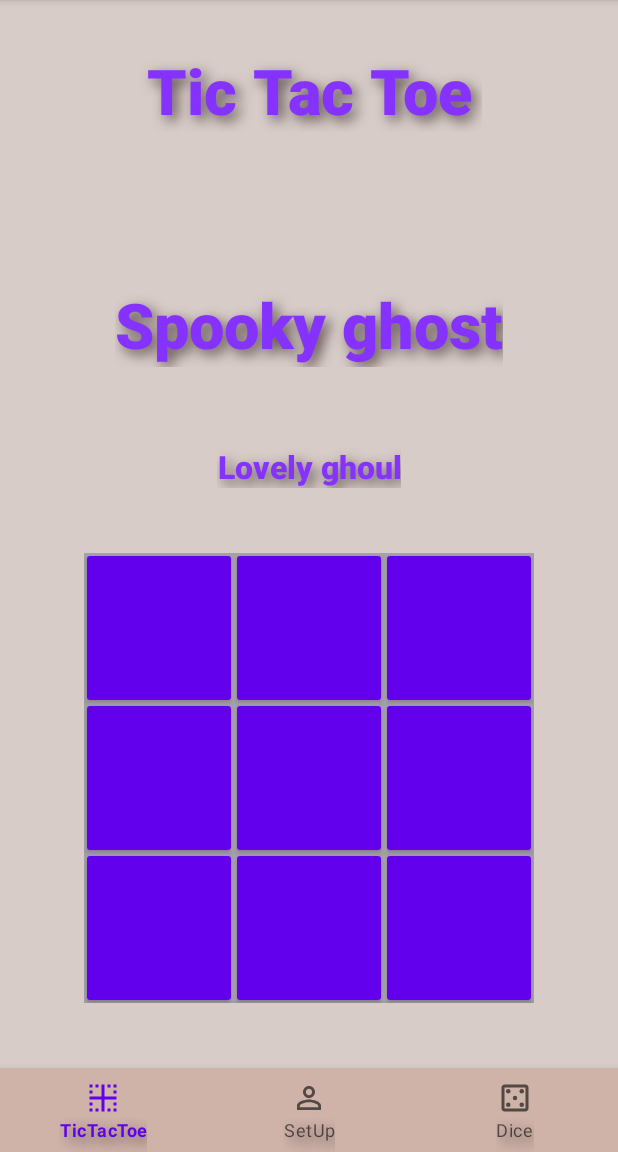
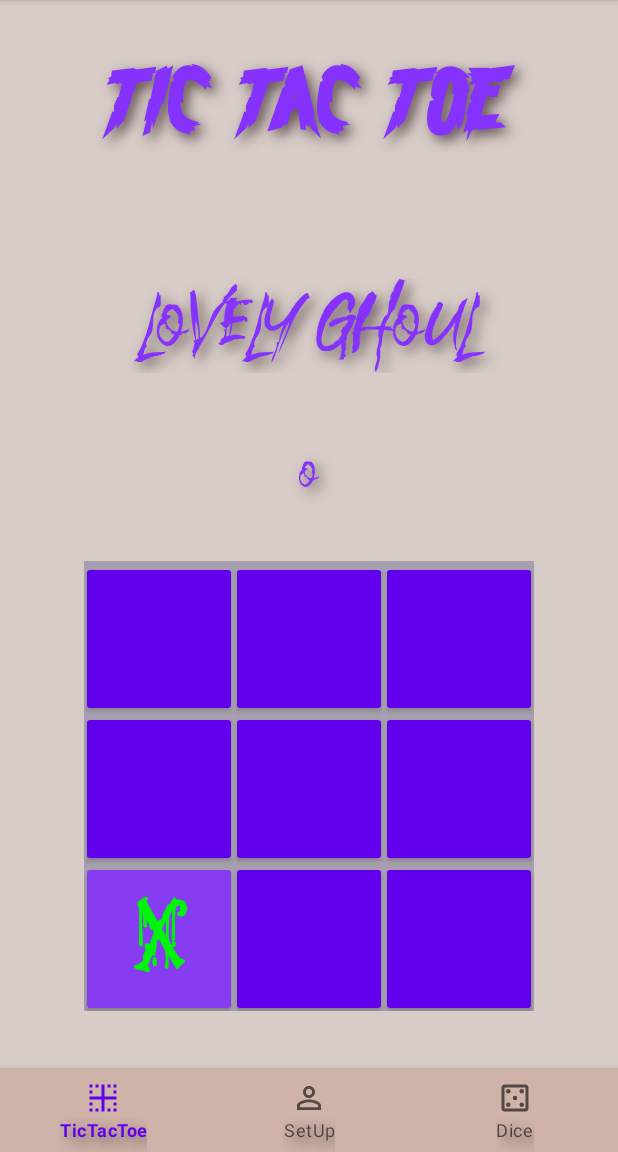
Before and after one commit to VAVolodin/AndroAppStudy, an Android app: the fragment GameBoard placed in its activity, after a tap on "first cell of third row", on a phone screen of 412 x 824 dp, the part 84-1236 px from its top. Run offline under Robolectric (Android 15) with nearby library versions, the phone set to English and light mode, and no system bars.

Commit message:
debug GameBoard fragment && some design

```diff
--- a/app/src/main/java/com/example/study/GameBoard.kt
+++ b/app/src/main/java/com/example/study/GameBoard.kt
@@ -7,17 +7,18 @@ import android.view.View
 import android.view.ViewGroup
 import android.widget.Button
 import android.widget.TextView
+import android.widget.Toast
 import androidx.appcompat.app.AlertDialog
 import androidx.fragment.app.Fragment
 
 private const val KEY_PASS = "KEY_PASS"
 
-class GameBoard : Fragment(), Datatransfer {
+class GameBoard : Fragment() {
 
     enum class Turn { O, X }
 
-    private var firstPlayer = Turn.X
-    private var secondPlayer= Turn.O
+    private var firstPlayer = Turn.O
+    private var secondPlayer= Turn.X
 
     private var scoreX = 0
     private var scoreO = 0
@@ -35,11 +36,14 @@ class GameBoard : Fragment(), Datatransfer {
         // Inflate the layout for this fragment
         val view =  inflater.inflate(R.layout.fragment_game_board, container, false)
         val set = arguments?.getStringArray(KEY_PASS)
-        firstPlayerName = (set?.get(0) ?: "Spooky ghost").toString()
-        secondPlayerName = (set?.get(1) ?: "Lovely ghoul").toString()
+        if (set?.get(0).toString() != "" && set?.get(0).toString() != "null" ){ firstPlayerName = set?.get(0).toString() }
+            else {  firstPlayerName = "Spooky ghost" }
+        if (set?.get(1).toString() != "" && set?.get(1).toString() != "null") { secondPlayerName = set?.get(1).toString() }
+            else { secondPlayerName = "Lovely ghoul" }
+
+
         view.findViewById<TextView>(R.id.turnView).text = firstPlayerName
-         view.findViewById<TextView>(R.id.turnSymbolView).text = secondPlayerName
-
+        view.findViewById<TextView>(R.id.turnSymbolView).text = Turn.X.toString()
 
 
         boardList.add(view.findViewById<Button>(R.id.a1))
@@ -52,8 +56,12 @@ class GameBoard : Fragment(), Datatransfer {
         boardList.add(view.findViewById<Button>(R.id.c2))
         boardList.add(view.findViewById<Button>(R.id.c3))
 
-        for (item in boardList) { item.setOnClickListener{btnClick(view)}}
 
+        for (item in boardList) {
+            item.setOnClickListener {
+                btnClick(item)
+            }
+        }
         return view
     }
 
@@ -110,6 +118,7 @@ class GameBoard : Fragment(), Datatransfer {
     private fun match(button: Button, symbol : String): Boolean = button.text == symbol
 
     private fun result(title: String) {
+
         val message = "\n$firstPlayerName:  $scoreX\n\n$secondPlayerName:  $scoreO"
         context?.let {
             AlertDialog.Builder(it)
@@ -177,15 +186,15 @@ class GameBoard : Fragment(), Datatransfer {
         var turnText = ""
         var turnSymbol = ""
         if(secondPlayer== Turn.X){
-            turnText = firstPlayerName.toString()
+            turnText = firstPlayerName
             turnSymbol = "X"}
         else if(secondPlayer== Turn.O) {
-            turnText = secondPlayerName.toString()
+            turnText = secondPlayerName
             turnSymbol = "O"
         }
 
-        view?.findViewById<Button>(R.id.turnView)?.text = turnText
-        view?.findViewById<Button>(R.id.turnSymbolView)?.text = turnSymbol
+        view?.findViewById<TextView>(R.id.turnView)?.text = turnText
+        view?.findViewById<TextView>(R.id.turnSymbolView)?.text = turnSymbol
     }
 
     companion object
@@ -193,9 +202,4 @@ class GameBoard : Fragment(), Datatransfer {
         const val O = "O"
         const val X = "X"
     }
-
-    override fun passData(view: View) {
-        TODO("Not yet implemented")
-    }
-
 }
--- a/app/src/main/java/com/example/study/pressDiceBtnActivity.kt
+++ b/app/src/main/java/com/example/study/pressDiceBtnActivity.kt
@@ -55,9 +55,6 @@ class pressDiceBtnActivity : AppCompatActivity(),Communicator {
             .commit()
     }
 
-    fun btnClick(view: android.view.View) {
-
-    }
 
     // passing data to GameBoard fragment
     override fun passString(key: String, strArray:Array<String>) {
--- a/app/src/main/res/layout/activity_main.xml
+++ b/app/src/main/res/layout/activity_main.xml
@@ -79,14 +79,17 @@
         android:id="@+id/count"
         android:layout_width="wrap_content"
         android:layout_height="wrap_content"
-        android:layout_marginBottom="48dp"
+        android:layout_marginBottom="52dp"
         android:fontFamily="casual"
+        android:rotationX="37"
+        android:rotationY="-4"
         android:text="@string/count_String"
         android:textColor="@color/purple_200"
         android:textSize="30sp"
         android:textStyle="bold"
         app:layout_constraintBottom_toTopOf="@+id/btns_layout"
         app:layout_constraintEnd_toEndOf="parent"
+        app:layout_constraintHorizontal_bias="0.522"
         app:layout_constraintStart_toStartOf="parent" />
 
     <LinearLayout
@@ -96,16 +99,16 @@
         android:layout_marginBottom="24dp"
         android:gravity="center"
         android:orientation="horizontal"
+        android:paddingLeft="5dp"
         android:paddingRight="5dp"
-        android:paddingLeft="5dp"
         app:layout_constraintBottom_toTopOf="@+id/bye_text"
         app:layout_constraintEnd_toEndOf="parent"
         app:layout_constraintHorizontal_bias="0.0"
         app:layout_constraintStart_toStartOf="parent">
 
         <Button
+            android:id="@+id/left_button"
             style="@style/Main.Button"
-            android:id="@+id/left_button"
             android:layout_width="wrap_content"
             android:layout_height="match_parent"
             android:layout_margin="5dp"
@@ -113,24 +116,22 @@
             app:layout_constraintBottom_toTopOf="@+id/bye_text"
             app:layout_constraintEnd_toStartOf="@+id/hell_button"
             app:layout_constraintStart_toStartOf="parent"
-            app:layout_constraintTop_toBottomOf="@+id/hello_text"
-            />
+            app:layout_constraintTop_toBottomOf="@+id/hello_text" />
 
         <Button
+            android:id="@+id/hell_button"
             style="@style/Main.Button"
-            android:id="@+id/hell_button"
             android:layout_width="wrap_content"
             android:layout_height="match_parent"
             android:text="@string/button_text"
             app:layout_constraintBottom_toTopOf="@id/bye_text"
             app:layout_constraintEnd_toEndOf="parent"
             app:layout_constraintStart_toStartOf="parent"
-            app:layout_constraintTop_toBottomOf="@id/hello_text"
-            />
+            app:layout_constraintTop_toBottomOf="@id/hello_text" />
 
         <Button
+            android:id="@+id/right_button"
             style="@style/Main.Button"
-            android:id="@+id/right_button"
             android:layout_width="wrap_content"
             android:layout_height="match_parent"
             android:layout_margin="5dp"
@@ -139,8 +140,7 @@
             app:layout_constraintEnd_toEndOf="parent"
             app:layout_constraintHorizontal_bias="0.503"
             app:layout_constraintStart_toEndOf="@+id/hell_button"
-            app:layout_constraintTop_toBottomOf="@+id/hello_text"
-            />
+            app:layout_constraintTop_toBottomOf="@+id/hello_text" />
 
     </LinearLayout>
 
--- a/app/src/main/res/layout/fragment_game_board.xml
+++ b/app/src/main/res/layout/fragment_game_board.xml
@@ -4,7 +4,6 @@
     xmlns:tools="http://schemas.android.com/tools"
     android:layout_width="match_parent"
     android:layout_height="match_parent"
-    android:onClick="btnClick"
     tools:context=".GameBoard">
 
     <androidx.constraintlayout.widget.ConstraintLayout
@@ -15,11 +14,13 @@
 
         <TextView
             android:id="@+id/title"
-            android:layout_width="230dp"
-            android:layout_height="56dp"
+            android:layout_width="0dp"
+            android:layout_height="69dp"
             android:layout_marginTop="32dp"
+            android:fontFamily="@font/brasblus"
+            android:gravity="center"
             android:text="@string/title_text"
-            android:textSize="42sp"
+            android:textSize="62sp"
             android:textStyle="bold"
             app:layout_constraintLeft_toLeftOf="parent"
             app:layout_constraintRight_toRightOf="parent"
@@ -27,22 +28,25 @@
 
         <TextView
             android:id="@+id/turnView"
-            android:layout_width="wrap_content"
+            android:layout_width="0dp"
             android:layout_height="wrap_content"
-            android:layout_marginTop="100dp"
-            android:text=""
-            android:textSize="42sp"
+            android:layout_marginTop="84dp"
+            android:textSize="52sp"
+            android:fontFamily="@font/alert_covid"
+            app:layout_constraintHorizontal_bias="0.501"
             app:layout_constraintLeft_toLeftOf="parent"
             app:layout_constraintRight_toRightOf="parent"
             app:layout_constraintTop_toBottomOf="@+id/title" />
 
         <TextView
             android:id="@+id/turnSymbolView"
-            android:layout_width="wrap_content"
+            android:layout_width="0dp"
             android:layout_height="wrap_content"
-            android:layout_marginTop="52dp"
-            android:textSize="21sp"
+            android:layout_marginTop="48dp"
+            android:textSize="32sp"
+            android:fontFamily="@font/alert_covid"
             app:layout_constraintEnd_toEndOf="parent"
+            app:layout_constraintHorizontal_bias="0.501"
             app:layout_constraintStart_toStartOf="parent"
             app:layout_constraintTop_toBottomOf="@+id/turnView" />
 
@@ -64,11 +68,12 @@
                 style="@style/GameBoard.Button"
                 android:layout_row="2"
                 android:layout_column="0"
-                android:contentDescription="@string/c1_description" />
+                android:contentDescription="@string/c1_description"/>
 
             <Button
                 android:id="@+id/c2"
                 style="@style/GameBoard.Button"
+                android:fontFamily="@font/necropsia"
                 android:layout_row="2"
                 android:layout_column="1"
                 android:contentDescription="@string/c2_description" />
@@ -92,35 +97,35 @@
                 style="@style/GameBoard.Button"
                 android:layout_row="0"
                 android:layout_column="1"
-                android:contentDescription="@string/a2_description" />
+                android:contentDescription="@string/a2_description"/>
 
             <Button
                 android:id="@+id/a1"
                 style="@style/GameBoard.Button"
                 android:layout_row="0"
                 android:layout_column="0"
-                android:contentDescription="@string/a1_description" />
+                android:contentDescription="@string/a1_description"/>
 
             <Button
                 android:id="@+id/a3"
                 style="@style/GameBoard.Button"
                 android:layout_row="0"
                 android:layout_column="2"
-                android:contentDescription="@string/a3_description" />
+                android:contentDescription="@string/a3_description"/>
 
             <Button
                 android:id="@+id/b1"
                 style="@style/GameBoard.Button"
                 android:layout_row="1"
                 android:layout_column="0"
-                android:contentDescription="@string/b1_description" />
+                android:contentDescription="@string/b1_description"/>
 
             <Button
                 android:id="@+id/b3"
                 style="@style/GameBoard.Button"
                 android:layout_row="1"
                 android:layout_column="2"
-                android:contentDescription="@string/b3_description" />
+                android:contentDescription="@string/b3_description"/>
 
 
         </GridLayout>
--- a/app/src/main/res/layout/fragment_setup.xml
+++ b/app/src/main/res/layout/fragment_setup.xml
@@ -31,6 +31,8 @@
             android:layout_width="67dp"
             android:layout_height="29dp"
             android:text="@string/label1"
+            android:fontFamily="@font/brasblus"
+            android:gravity="center"
             android:textColor="#E91E63"
             app:layout_constraintBottom_toTopOf="@+id/player1_nameText"
             app:layout_constraintStart_toStartOf="@+id/player1_nameText" />
@@ -39,7 +41,9 @@
             android:id="@+id/player2_title"
             android:layout_width="67dp"
             android:layout_height="29dp"
+            android:fontFamily="@font/brasblus"
             android:text="@string/label2"
+            android:gravity="center"
             android:textColor="#3F51B5"
             app:layout_constraintBottom_toTopOf="@+id/player2_nameText"
             app:layout_constraintStart_toStartOf="@+id/player2_nameText" />
@@ -78,6 +82,8 @@
         android:layout_height="57dp"
         android:layout_marginTop="80dp"
         android:text="@string/submit_btn"
+        android:fontFamily="@font/brasblus"
+        android:textSize="22sp"
         app:layout_constraintEnd_toEndOf="parent"
         app:layout_constraintStart_toStartOf="parent"
         app:layout_constraintTop_toBottomOf="@+id/player2_nameText" />
@@ -88,6 +94,8 @@
             android:layout_height="57dp"
             android:layout_marginTop="56dp"
             android:text="@string/exit_btn"
+            android:fontFamily="@font/brasblus"
+            android:textSize="22sp"
             app:layout_constraintEnd_toEndOf="parent"
             app:layout_constraintStart_toStartOf="parent"
             app:layout_constraintTop_toBottomOf="@+id/submit_button" />
--- a/app/src/main/res/values/themes.xml
+++ b/app/src/main/res/values/themes.xml
@@ -12,13 +12,13 @@
         <!-- Status bar color. -->
         <item name="android:statusBarColor" tools:targetApi="l">?attr/colorPrimaryVariant</item>
         <!-- Customize your theme here. -->
-<!--        <item name="materialButtonStyle">@style/Theme.TicTacToeApp.Button</item>-->
+
         <item name="android:textViewStyle">@style/Theme.Study.TextView</item>
 
     </style>
 
     <style name="Theme.Study.TextView" parent="TextAppearance.AppCompat.Body1">
-       <item name="android:fontFamily">sans-serif-black</item>
+        <item name="android:fontFamily">sans-serif-black</item>
         <item name="android:shadowColor">@color/navZone_shadowColor</item>
         <item name="android:shadowDy">5</item>
         <item name="android:shadowDx">5</item>
@@ -41,7 +41,6 @@
     </style>
 
     <style name="GameBoard.Button" parent="Widget.MaterialComponents.Button">
-        <item name="android:insetTop">2dp</item>
         <item name="android:insetBottom">2dp</item>
         <item name="android:insetLeft">2dp</item>
         <item name="android:insetRight">2dp</item>
@@ -50,8 +49,10 @@
         <item name="android:maxHeight">100dp</item>
         <item name="android:minHeight">100dp</item>
         <item name="android:minWidth">100dp</item>
-        <item name="android:textSize">40sp</item>
+        <item name="android:textSize">50sp</item>
         <item name="android:textStyle">bold</item>
+        <item name="android:fontFamily">@font/necropsia</item>
+        <item name="android:textColor">#00F30A</item>
     </style>
 
 </resources>
```
Also changed, not shown: app/src/main/res/font/alert_covid.ttf (added), app/src/main/res/font/bonepata.ttf (added), app/src/main/res/font/necropsia.ttf (added), 1 other file.
